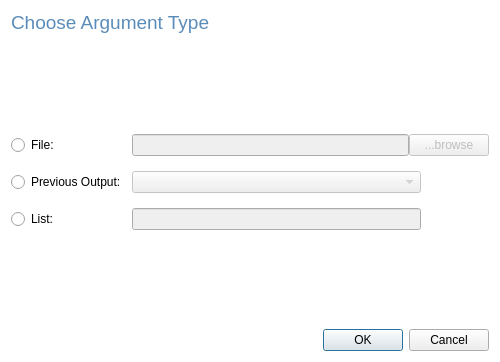
This is ui/Argument_Dialog_Base.ui in DaniCaballero/ide as Qt 5 draws it before an edit. The edited form follows.
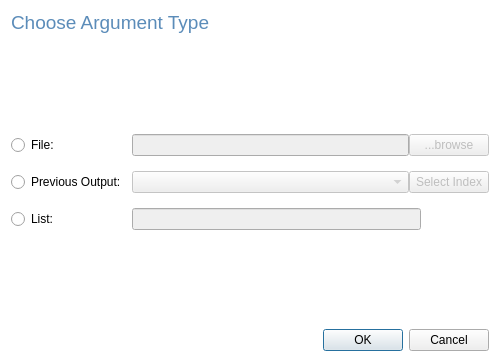
This is the edited form.

Diff of the .ui file:
```diff
--- a/ui/Argument_Dialog_Base.ui
+++ b/ui/Argument_Dialog_Base.ui
@@ -112,20 +112,20 @@
         </widget>
        </item>
        <item>
-        <spacer name="horizontalSpacer">
-         <property name="orientation">
-          <enum>Qt::Horizontal</enum>
+        <widget class="QPushButton" name="select_index_btn">
+         <property name="enabled">
+          <bool>false</bool>
          </property>
-         <property name="sizeType">
-          <enum>QSizePolicy::Fixed</enum>
+         <property name="sizePolicy">
+          <sizepolicy hsizetype="Fixed" vsizetype="Fixed">
+           <horstretch>0</horstretch>
+           <verstretch>0</verstretch>
+          </sizepolicy>
          </property>
-         <property name="sizeHint" stdset="0">
-          <size>
-           <width>68</width>
-           <height>20</height>
-          </size>
+         <property name="text">
+          <string>Select Index</string>
          </property>
-        </spacer>
+        </widget>
        </item>
       </layout>
      </item>
```
Left out of the diff: 2 changed lines with no effect on the pictures.
